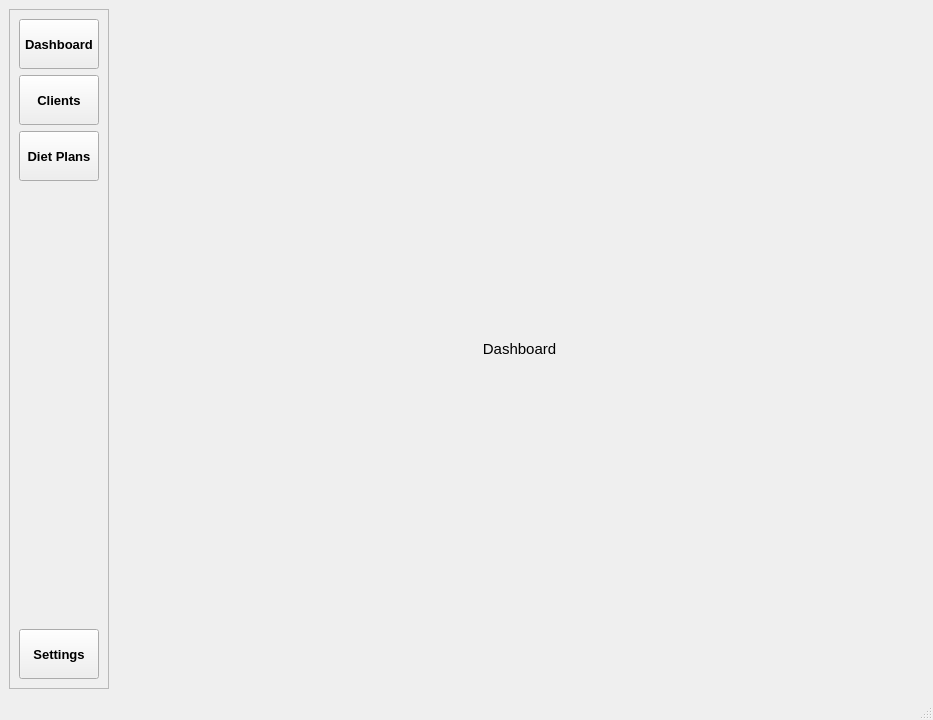
The window that app/views/main_window.ui (cavide-dev/dietician-client-tracker) describes before a commit, drawn with Qt 5.
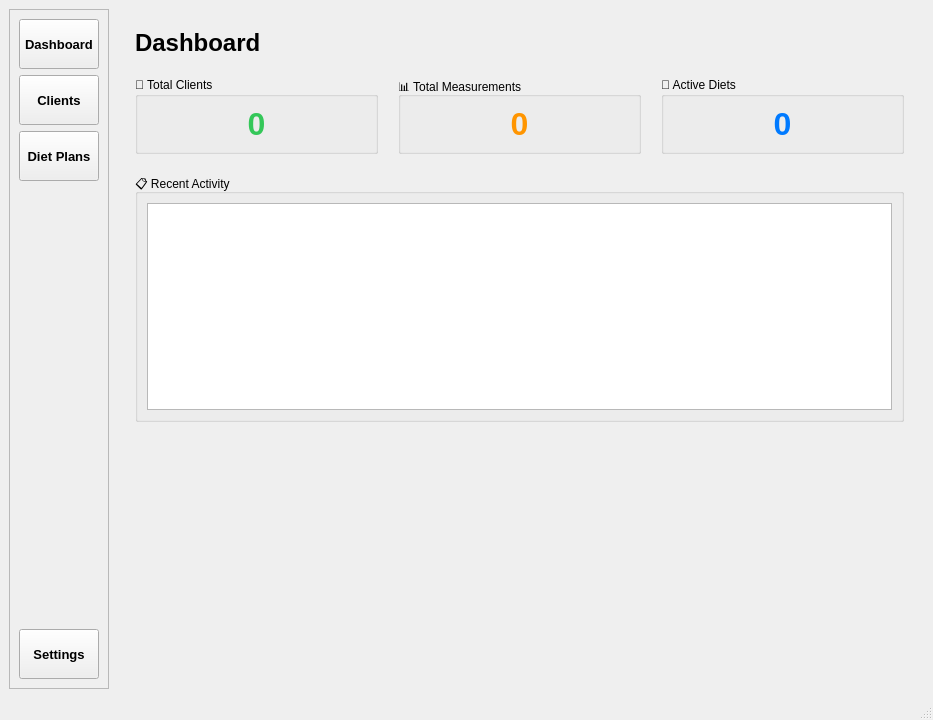
The same window after the commit. The open tabs and pages were chosen to show the change.

Commit message: feat: load dashboard data on startup and enhance dashboard layout with new statistics cards

```diff
--- a/app/views/main_window.ui
+++ b/app/views/main_window.ui
@@ -144,22 +144,159 @@
        <number>4</number>
       </property>
       <widget class="QWidget" name="page_dashboard">
-       <layout class="QVBoxLayout" name="verticalLayout_4">
+       <layout class="QVBoxLayout" name="verticalLayout_dashboard">
+        <property name="spacing">
+         <number>20</number>
+        </property>
+        <property name="leftMargin">
+         <number>20</number>
+        </property>
+        <property name="topMargin">
+         <number>20</number>
+        </property>
+        <property name="rightMargin">
+         <number>20</number>
+        </property>
+        <property name="bottomMargin">
+         <number>20</number>
+        </property>
         <item>
-         <widget class="QLabel" name="label">
+         <widget class="QLabel" name="label_dashboard_title">
           <property name="font">
            <font>
-            <pointsize>11</pointsize>
+            <pointsize>18</pointsize>
+            <weight>75</weight>
+            <bold>true</bold>
            </font>
           </property>
           <property name="text">
            <string>Dashboard</string>
           </property>
-          <property name="alignment">
-           <set>Qt::AlignCenter</set>
+          <property name="objectName">
+           <string>TitleLabel</string>
           </property>
          </widget>
         </item>
+        <item>
+         <layout class="QHBoxLayout" name="horizontalLayout_stats" stretch="1,1,1">
+          <item>
+           <widget class="QGroupBox" name="card_total_clients">
+            <property name="title">
+             <string>👥 Total Clients</string>
+            </property>
+            <layout class="QVBoxLayout" name="verticalLayout_card1">
+             <item>
+              <widget class="QLabel" name="label_total_clients">
+               <property name="font">
+                <font>
+                 <pointsize>24</pointsize>
+                 <weight>75</weight>
+                 <bold>true</bold>
+                </font>
+               </property>
+               <property name="text">
+                <string>0</string>
+               </property>
+               <property name="alignment">
+                <set>Qt::AlignCenter</set>
+               </property>
+               <property name="styleSheet">
+                <string>color: #34C759;</string>
+               </property>
+              </widget>
+             </item>
+            </layout>
+           </widget>
+          </item>
+          <item>
+           <widget class="QGroupBox" name="card_total_measurements">
+            <property name="title">
+             <string>📊 Total Measurements</string>
+            </property>
+            <layout class="QVBoxLayout" name="verticalLayout_card2">
+             <item>
+              <widget class="QLabel" name="label_total_measurements">
+               <property name="font">
+                <font>
+                 <pointsize>24</pointsize>
+                 <weight>75</weight>
+                 <bold>true</bold>
+                </font>
+               </property>
+               <property name="text">
+                <string>0</string>
+               </property>
+               <property name="alignment">
+                <set>Qt::AlignCenter</set>
+               </property>
+               <property name="styleSheet">
+                <string>color: #FF9500;</string>
+               </property>
+              </widget>
+             </item>
+            </layout>
+           </widget>
+          </item>
+          <item>
+           <widget class="QGroupBox" name="card_active_diets">
+            <property name="title">
+             <string>🥗 Active Diets</string>
+            </property>
+            <layout class="QVBoxLayout" name="verticalLayout_card3">
+             <item>
+              <widget class="QLabel" name="label_active_diets">
+               <property name="font">
+                <font>
+                 <pointsize>24</pointsize>
+                 <weight>75</weight>
+                 <bold>true</bold>
+                </font>
+               </property>
+               <property name="text">
+                <string>0</string>
+               </property>
+               <property name="alignment">
+                <set>Qt::AlignCenter</set>
+               </property>
+               <property name="styleSheet">
+                <string>color: #007AFF;</string>
+               </property>
+              </widget>
+             </item>
+            </layout>
+           </widget>
+          </item>
+         </layout>
+        </item>
+        <item>
+         <widget class="QGroupBox" name="groupBox_recent_activity">
+          <property name="title">
+           <string>📋 Recent Activity</string>
+          </property>
+          <layout class="QVBoxLayout" name="verticalLayout_activity">
+           <item>
+            <widget class="QListWidget" name="list_recent_activity">
+             <property name="minimumHeight">
+              <number>200</number>
+             </property>
+            </widget>
+           </item>
+          </layout>
+         </widget>
+        </item>
+        <item>
+         <spacer name="verticalSpacer">
+          <property name="orientation">
+           <enum>Qt::Vertical</enum>
+          </property>
+          <property name="sizeHint" stdset="0">
+           <size>
+            <width>20</width>
+            <height>40</height>
+           </size>
+          </property>
+         </spacer>
+        </item>
        </layout>
       </widget>
       <widget class="QWidget" name="page_clients">
```
Left out of the diff: 40 changed lines with no effect on the pictures. The commit also changes 2 other files.
